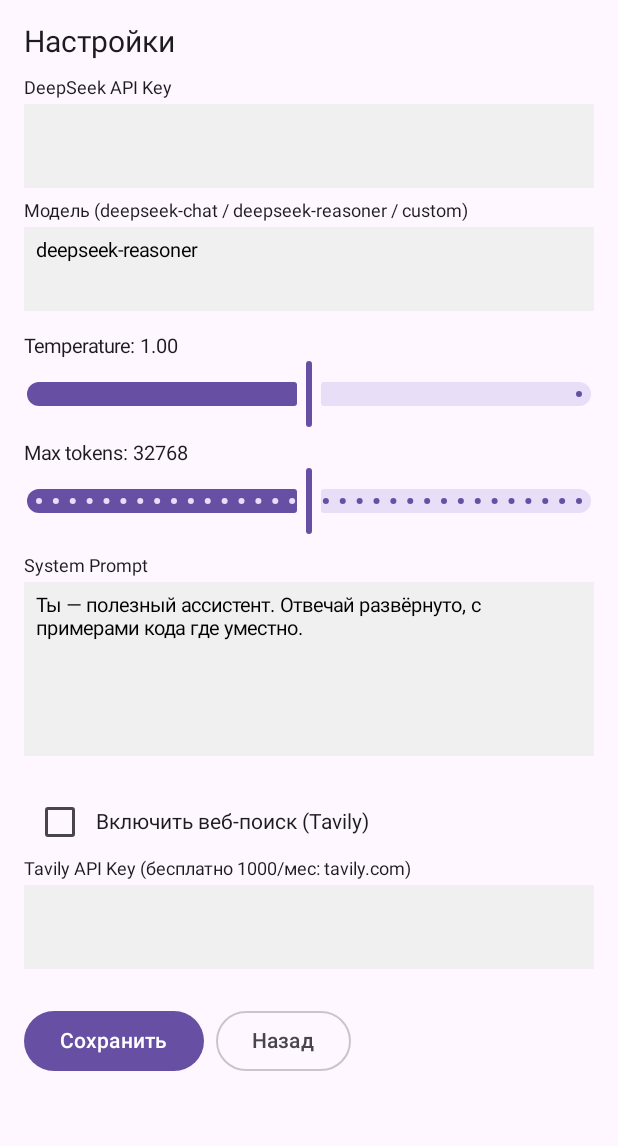
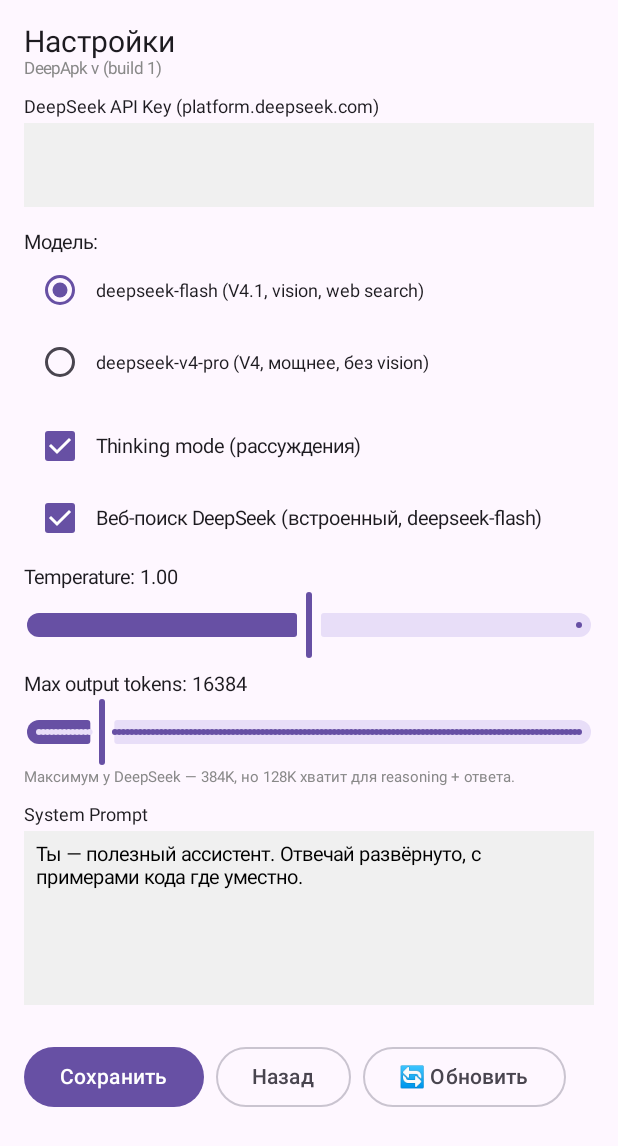
Before and after one commit to Garickbox/DeepApk, an Android app built with Jetpack Compose: the composable SettingsScreen shown on its own in the app's theme, on a phone screen of 412 x 824 dp. Shown: the top 1146 px of the screen. Run offline under Robolectric (Android 15) with nearby library versions, the phone set to English and light mode, and no system bars; pictures from the network do not load.

Commit message:
v3: убрал Tavily → встроенный deepseek_web_search + thinking mode + deepseek-v4-pro/flash + in-app update через GitHub Releases + версия в UI

```diff
--- a/app/build.gradle.kts
+++ b/app/build.gradle.kts
@@ -6,7 +6,7 @@ android {
         applicationId = "com.garickbox.deepapk"
         minSdk = 26; targetSdk = 34
         versionCode = ((System.getenv("GITHUB_RUN_NUMBER") ?: "1").toInt())
-        versionName = "1.0"
+        versionName = "1.0.${System.getenv("GITHUB_RUN_NUMBER") ?: "0"}"
     }
     signingConfigs {
         getByName("debug") {
@@ -15,7 +15,7 @@ android {
         }
     }
     buildTypes { getByName("debug") { signingConfig = signingConfigs.getByName("debug") } }
-    buildFeatures { compose = true }
+    buildFeatures { compose = true; buildConfig = true }
     composeOptions { kotlinCompilerExtensionVersion = "1.5.14" }
     compileOptions { sourceCompatibility = JavaVersion.VERSION_17; targetCompatibility = JavaVersion.VERSION_17 }
     kotlinOptions { jvmTarget = "17" }
--- a/app/src/main/java/com/garickbox/deepapk/SettingsScreen.kt
+++ b/app/src/main/java/com/garickbox/deepapk/SettingsScreen.kt
@@ -1,5 +1,9 @@
 package com.garickbox.deepapk
 
+import android.content.Intent
+import android.net.Uri
+import android.widget.Toast
+import androidx.compose.foundation.background
 import androidx.compose.foundation.layout.*
 import androidx.compose.foundation.rememberScrollState
 import androidx.compose.foundation.text.BasicTextField
@@ -8,56 +12,106 @@ import androidx.compose.material3.*
 import androidx.compose.runtime.*
 import androidx.compose.ui.Alignment
 import androidx.compose.ui.Modifier
+import androidx.compose.ui.graphics.Color
 import androidx.compose.ui.platform.LocalContext
 import androidx.compose.ui.text.TextStyle
 import androidx.compose.ui.unit.dp
 import androidx.compose.ui.unit.sp
-import androidx.compose.foundation.background
-import androidx.compose.ui.graphics.Color
+import kotlinx.coroutines.Dispatchers
+import kotlinx.coroutines.launch
+import kotlinx.coroutines.withContext
 
 @Composable
 fun SettingsScreen(onBack: () -> Unit) {
     val ctx = LocalContext.current
-    var s by remember { mutableStateOf(SettingsStore.load(ctx)) }
-    var draft by remember { mutableStateOf(s) }
+    val scope = rememberCoroutineScope()
+    var draft by remember { mutableStateOf(SettingsStore.load(ctx)) }
     var msg by remember { mutableStateOf("") }
+    var checking by remember { mutableStateOf(false) }
+    var update by remember { mutableStateOf<UpdateInfo?>(null) }
 
     Column(Modifier.fillMaxSize().verticalScroll(rememberScrollState()).padding(16.dp)) {
         Text("Настройки", fontSize = 20.sp)
+        Text("DeepApk v${BuildConfig.VERSION_NAME} (build ${BuildConfig.VERSION_CODE})", fontSize = 11.sp, color = Color.Gray)
         Spacer(Modifier.height(12.dp))
 
-        Field("DeepSeek API Key", draft.apiKey) { draft = draft.copy(apiKey = it) }
-        Field("Модель (deepseek-chat / deepseek-reasoner / custom)", draft.model) { draft = draft.copy(model = it) }
+        Field("DeepSeek API Key (platform.deepseek.com)", draft.apiKey) { draft = draft.copy(apiKey = it) }
+
+        Spacer(Modifier.height(8.dp))
+        Text("Модель:", fontSize = 13.sp)
+        Row(verticalAlignment = Alignment.CenterVertically) {
+            RadioButton(selected = draft.model == "deepseek-flash", onClick = { draft = draft.copy(model = "deepseek-flash") })
+            Text("deepseek-flash (V4.1, vision, web search)", fontSize = 12.sp)
+        }
+        Row(verticalAlignment = Alignment.CenterVertically) {
+            RadioButton(selected = draft.model == "deepseek-v4-pro", onClick = { draft = draft.copy(model = "deepseek-v4-pro") })
+            Text("deepseek-v4-pro (V4, мощнее, без vision)", fontSize = 12.sp)
+        }
+
+        Spacer(Modifier.height(8.dp))
+        Row(verticalAlignment = Alignment.CenterVertically) {
+            Checkbox(checked = draft.thinkingEnabled, onCheckedChange = { draft = draft.copy(thinkingEnabled = it) })
+            Text("Thinking mode (рассуждения)", fontSize = 13.sp)
+        }
+        Row(verticalAlignment = Alignment.CenterVertically) {
+            Checkbox(checked = draft.webSearchEnabled, onCheckedChange = { draft = draft.copy(webSearchEnabled = it) })
+            Text("Веб-поиск DeepSeek (встроенный, deepseek-flash)", fontSize = 13.sp)
+        }
 
         Spacer(Modifier.height(8.dp))
         Text("Temperature: ${"%.2f".format(draft.temperature)}", fontSize = 13.sp)
         Slider(value = draft.temperature, onValueChange = { draft = draft.copy(temperature = it) }, valueRange = 0f..2f)
 
         Spacer(Modifier.height(8.dp))
-        Text("Max tokens: ${draft.maxTokens}", fontSize = 13.sp)
+        Text("Max output tokens: ${draft.maxTokens}", fontSize = 13.sp)
         Slider(
             value = draft.maxTokens.toFloat(),
             onValueChange = { draft = draft.copy(maxTokens = it.toInt()) },
-            valueRange = 1024f..65536f,
-            steps = 31
+            valueRange = 1024f..131072f,
+            steps = 127
         )
+        Text("Максимум у DeepSeek — 384K, но 128K хватит для reasoning + ответа.", fontSize = 10.sp, color = Color.Gray)
 
         Spacer(Modifier.height(12.dp))
         Field("System Prompt", draft.systemPrompt, multiline = true) { draft = draft.copy(systemPrompt = it) }
 
-        Spacer(Modifier.height(12.dp))
-        Row(verticalAlignment = Alignment.CenterVertically) {
-            Checkbox(checked = draft.webSearchEnabled, onCheckedChange = { draft = draft.copy(webSearchEnabled = it) })
-            Text("Включить веб-поиск (Tavily)")
-        }
-        Field("Tavily API Key (бесплатно 1000/мес: tavily.com)", draft.tavilyKey) { draft = draft.copy(tavilyKey = it) }
-
         Spacer(Modifier.height(16.dp))
         Row(horizontalArrangement = Arrangement.spacedBy(8.dp)) {
-            Button(onClick = { SettingsStore.save(ctx, draft); s = draft; msg = "Сохранено" }) { Text("Сохранить") }
+            Button(onClick = { SettingsStore.save(ctx, draft); msg = "Сохранено" }) { Text("Сохранить") }
             OutlinedButton(onClick = onBack) { Text("Назад") }
+            OutlinedButton(
+                onClick = {
+                    checking = true; msg = ""
+                    scope.launch {
+                        val info = withContext(Dispatchers.IO) { UpdateChecker.check() }
+                        checking = false
+                        if (info == null) msg = "Не удалось проверить обновления"
+                        else if (info.latestVersion == BuildConfig.VERSION_NAME) msg = "Уже последняя версия"
+                        else update = info
+                    }
+                },
+                enabled = !checking
+            ) { Text(if (checking) "Проверяю…" else "🔄 Обновить") }
         }
         if (msg.isNotBlank()) Text(msg, color = Color.Green, fontSize = 12.sp, modifier = Modifier.padding(top = 8.dp))
+
+        update?.let { u ->
+            Spacer(Modifier.height(12.dp))
+            Card(Modifier.fillMaxWidth()) {
+                Column(Modifier.padding(12.dp)) {
+                    Text("Доступна версия ${u.latestVersion}", fontSize = 14.sp)
+                    Spacer(Modifier.height(8.dp))
+                    Row(horizontalArrangement = Arrangement.spacedBy(8.dp)) {
+                        Button(onClick = {
+                            val i = Intent(Intent.ACTION_VIEW, Uri.parse(u.apkUrl))
+                            runCatching { ctx.startActivity(i) }
+                            Toast.makeText(ctx, "Скачивание APK…", Toast.LENGTH_SHORT).show()
+                        }) { Text("Скачать APK") }
+                        OutlinedButton(onClick = { update = null }) { Text("Позже") }
+                    }
+                }
+            }
+        }
     }
 }
 
--- a/app/src/main/java/com/garickbox/deepapk/SettingsStore.kt
+++ b/app/src/main/java/com/garickbox/deepapk/SettingsStore.kt
@@ -4,12 +4,12 @@ import android.content.Context
 
 data class AppSettings(
     val apiKey: String = "",
-    val model: String = "deepseek-reasoner",
+    val model: String = "deepseek-flash",
+    val thinkingEnabled: Boolean = true,
+    val webSearchEnabled: Boolean = true,
     val temperature: Float = 1.0f,
-    val maxTokens: Int = 32768,
-    val systemPrompt: String = "Ты — полезный ассистент. Отвечай развёрнуто, с примерами кода где уместно.",
-    val tavilyKey: String = "",
-    val webSearchEnabled: Boolean = false
+    val maxTokens: Int = 16384,
+    val systemPrompt: String = "Ты — полезный ассистент. Отвечай развёрнуто, с примерами кода где уместно."
 )
 
 object SettingsStore {
@@ -18,23 +18,23 @@ object SettingsStore {
         val p = ctx.getSharedPreferences(PREF, Context.MODE_PRIVATE)
         return AppSettings(
             apiKey = p.getString("api_key", "") ?: "",
-            model = p.getString("model", "deepseek-reasoner") ?: "deepseek-reasoner",
+            model = p.getString("model", "deepseek-flash") ?: "deepseek-flash",
+            thinkingEnabled = p.getBoolean("thinking_enabled", true),
+            webSearchEnabled = p.getBoolean("web_search_enabled", true),
             temperature = p.getFloat("temperature", 1.0f),
-            maxTokens = p.getInt("max_tokens", 32768),
-            systemPrompt = p.getString("system_prompt", AppSettings().systemPrompt) ?: "",
-            tavilyKey = p.getString("tavily_key", "") ?: "",
-            webSearchEnabled = p.getBoolean("web_search_enabled", false)
+            maxTokens = p.getInt("max_tokens", 16384),
+            systemPrompt = p.getString("system_prompt", AppSettings().systemPrompt) ?: ""
         )
     }
     fun save(ctx: Context, s: AppSettings) {
         ctx.getSharedPreferences(PREF, Context.MODE_PRIVATE).edit()
             .putString("api_key", s.apiKey)
             .putString("model", s.model)
+            .putBoolean("thinking_enabled", s.thinkingEnabled)
+            .putBoolean("web_search_enabled", s.webSearchEnabled)
             .putFloat("temperature", s.temperature)
             .putInt("max_tokens", s.maxTokens)
             .putString("system_prompt", s.systemPrompt)
-            .putString("tavily_key", s.tavilyKey)
-            .putBoolean("web_search_enabled", s.webSearchEnabled)
             .apply()
     }
 }
```
Also changed, not shown: app/src/main/java/com/garickbox/deepapk/ChatScreen.kt (+18 -13 lines), app/src/main/java/com/garickbox/deepapk/DeepSeekApi.kt (+31 -14 lines), app/src/main/java/com/garickbox/deepapk/UpdateChecker.kt (added, +37 -0 lines), app/src/main/java/com/garickbox/deepapk/WebSearch.kt (deleted, +0 -38 lines), 1 other file.
